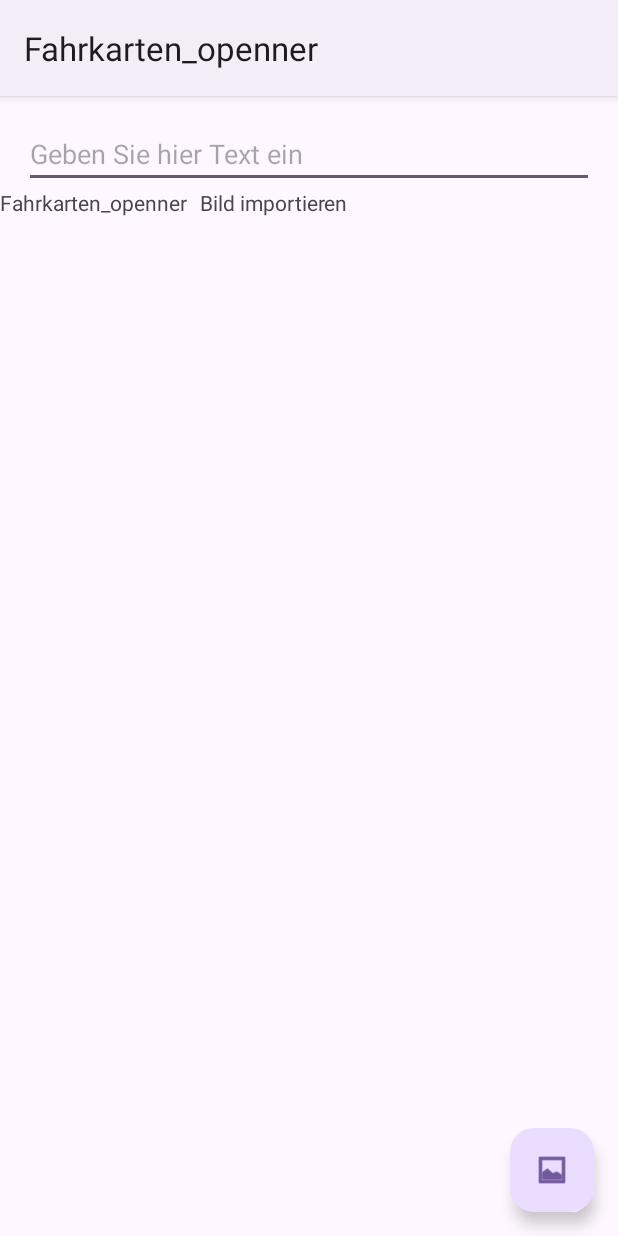
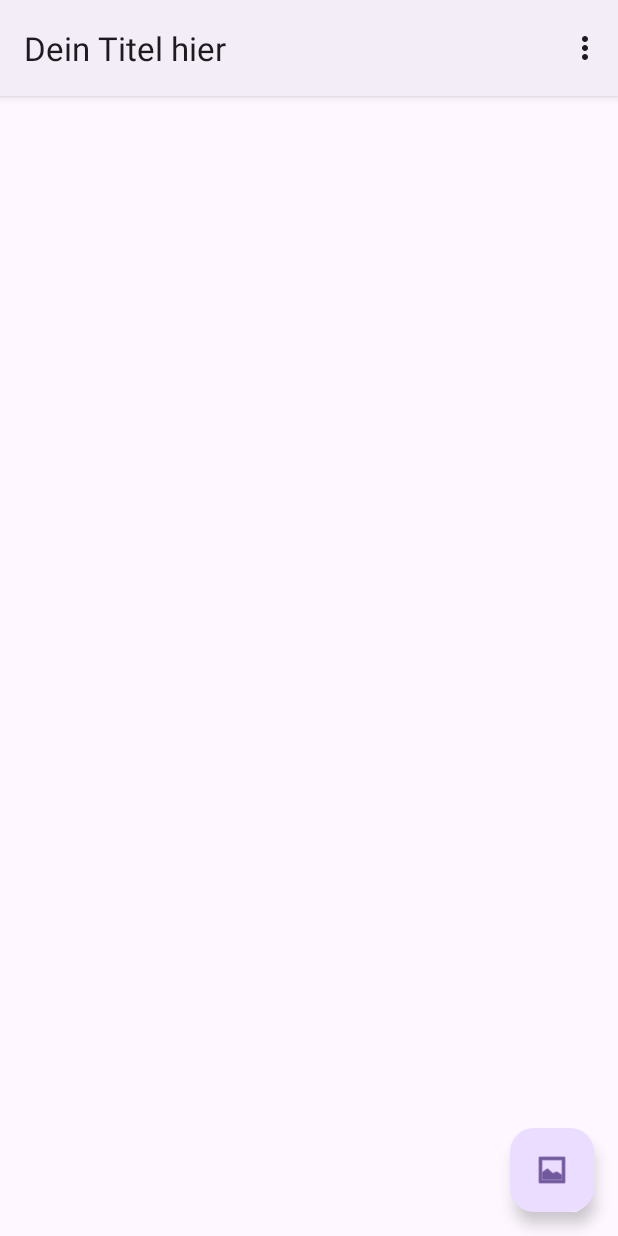
Before and after one commit to Moon-Mind/Fahrkarten_openner, an Android app built with Jetpack Compose: the screen it shows after launch (MainActivity), on a phone screen of 412 x 824 dp. Run offline under Robolectric (Android 15) with nearby library versions, the phone set to English and light mode, and no system bars.

Commit message:
Füge Menü und ActionBar-Titel zur MainActivity hinzu

```diff
--- a/app/src/main/java/com/example/fahrkarten_openner/MainActivity.kt
+++ b/app/src/main/java/com/example/fahrkarten_openner/MainActivity.kt
@@ -6,6 +6,8 @@ import android.graphics.Bitmap
 import android.graphics.BitmapFactory
 import android.net.Uri
 import android.os.Bundle
+import android.view.Menu
+import android.view.MenuItem
 import android.widget.EditText
 import android.widget.ImageView
 import android.widget.TextView
@@ -23,6 +25,9 @@ class MainActivity : AppCompatActivity() {
         super.onCreate(savedInstanceState)
         setContentView(R.layout.activity_main)
 
+        // Setze den Titel der ActionBar
+        supportActionBar?.title = "Dein Titel hier"
+
         val imageView: ImageView = findViewById(R.id.imageView)
         val imageUri = getImageUriFromInternalStorage()
         if (imageUri != null) {
@@ -34,6 +39,21 @@ class MainActivity : AppCompatActivity() {
             val intent = Intent(Intent.ACTION_PICK)
             intent.type = "image/*"
             startActivityForResult(intent, PICK_IMAGE)
+        }
+    }
+
+    override fun onCreateOptionsMenu(menu: Menu?): Boolean {
+        menuInflater.inflate(R.menu.menu_main, menu)
+        return true
+    }
+
+    override fun onOptionsItemSelected(item: MenuItem): Boolean {
+        return when (item.itemId) {
+            R.id.action_settings -> {
+                // Hier kannst du die Aktion für das Einstellungsmenü hinzufügen
+                true
+            }
+            else -> super.onOptionsItemSelected(item)
         }
     }
 
@@ -51,8 +71,6 @@ class MainActivity : AppCompatActivity() {
                 saveImageToInternalStorage(bitmap)
 
                 // TextView aktualisieren
-                val importImageTextView: TextView = findViewById(R.id.import_image)
-                importImageTextView.text = getString(R.string.import_image)
             } catch (e: FileNotFoundException) {
                 e.printStackTrace()
             }
--- a/app/src/main/res/layout/activity_main.xml
+++ b/app/src/main/res/layout/activity_main.xml
@@ -10,32 +10,7 @@
         android:layout_width="match_parent"
         android:layout_height="match_parent">
 
-        <EditText
-            android:id="@+id/edit_text"
-            android:layout_width="0dp"
-            android:layout_height="wrap_content"
-            android:hint="Geben Sie hier Text ein"
-            app:layout_constraintTop_toTopOf="parent"
-            app:layout_constraintStart_toStartOf="parent"
-            app:layout_constraintEnd_toEndOf="parent"
-            android:layout_margin="16dp" />
 
-        <TextView
-            android:id="@+id/app_name"
-            android:layout_width="wrap_content"
-            android:layout_height="wrap_content"
-            android:text="@string/app_name"
-            app:layout_constraintTop_toBottomOf="@id/edit_text"
-            app:layout_constraintStart_toStartOf="parent" />
-
-        <TextView
-            android:id="@+id/import_image"
-            android:layout_width="wrap_content"
-            android:layout_height="wrap_content"
-            android:text="@string/import_image"
-            app:layout_constraintTop_toBottomOf="@id/edit_text"
-            app:layout_constraintStart_toEndOf="@id/app_name"
-            android:layout_marginStart="8dp" />
 
         <ImageView
             android:id="@+id/imageView"
@@ -46,7 +21,7 @@
             app:layout_constraintBottom_toBottomOf="parent"
             app:layout_constraintEnd_toEndOf="parent"
             app:layout_constraintStart_toStartOf="parent"
-            app:layout_constraintTop_toBottomOf="@id/app_name" />
+            app:layout_constraintTop_toTopOf="parent" />
 
     </androidx.constraintlayout.widget.ConstraintLayout>
 
--- /dev/null
+++ b/app/src/main/res/menu/menu_main.xml
@@ -0,0 +1,8 @@
+<menu xmlns:android="http://schemas.android.com/apk/res/android"
+      xmlns:app="http://schemas.android.com/apk/res-auto">
+    <item
+        android:id="@+id/action_settings"
+        android:title="@string/action_settings"
+        android:orderInCategory="100"
+        app:showAsAction="never" />
+</menu>
--- a/app/src/main/res/values/strings.xml
+++ b/app/src/main/res/values/strings.xml
@@ -2,5 +2,6 @@
     <string name="app_name">Fahrkarten_openner</string>
     <string name="selected_image">Ausgewähltes Bild</string>
     <string name="select_image">Bild auswählen</string>
-    <string name="import_image">Bild importieren</string> <!-- Neuer String hinzugefügt -->
+    <string name="import_image">Bild importieren</string>
+    <string name="action_settings">Einstellungen</string> <!-- Neuer String hinzugefügt -->
 </resources>
```
